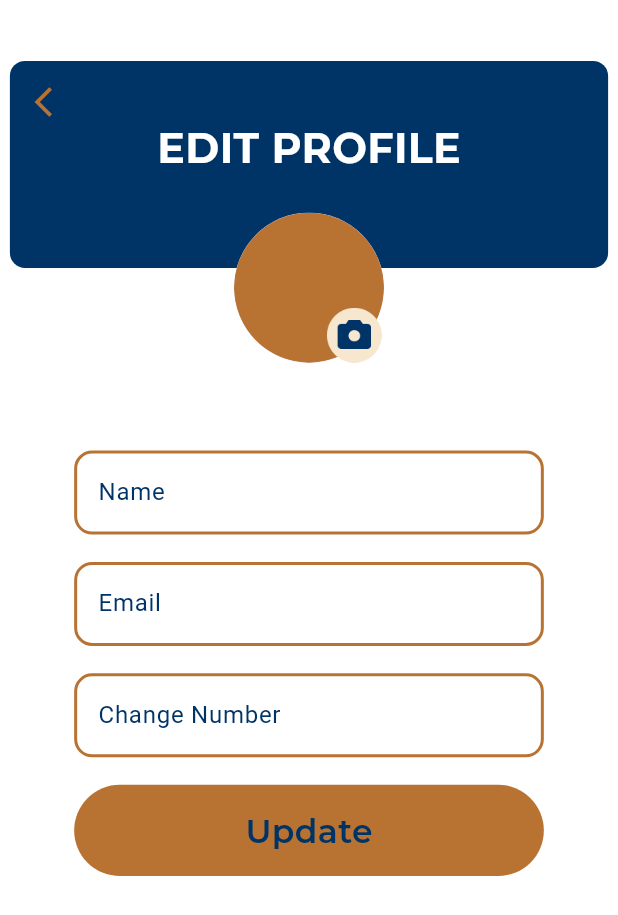
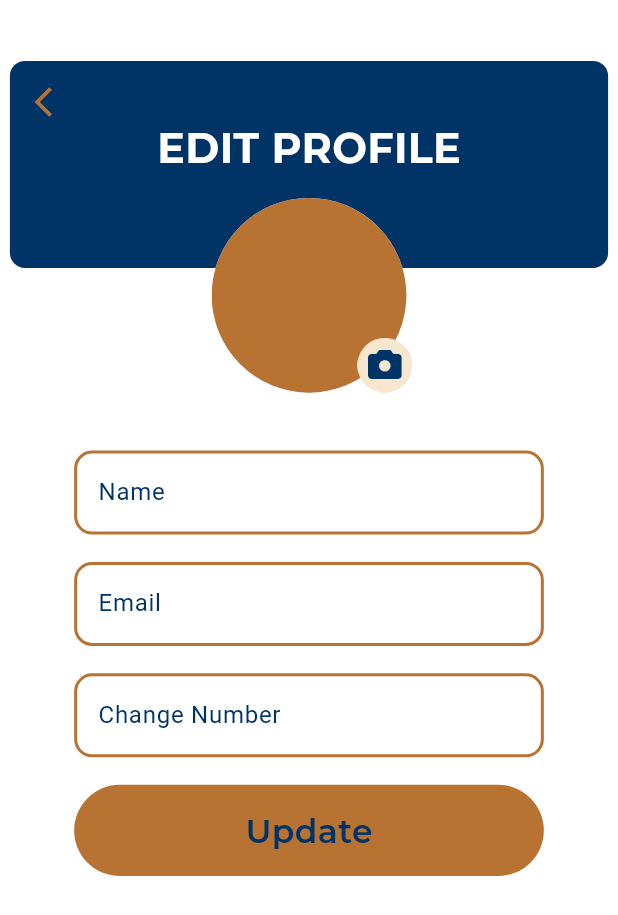
Before and after one commit to Hamzair/comfylux_app, a Flutter app: the AppNavBar screen opened directly, item 4 of the bottom bar chosen, after a tap on "Edit Profile", on a phone screen of 412 x 824 dp. Shown: the top 915 px of the screen. Run offline on Flutter 3.47's test engine with Material 3 defaults, Android fonts, the light colour scheme and no system bars; our stand-ins replace animated_notch_bottom_bar, flutter_image_compress, flutter_screenutil, get, google_fonts, image_picker and 1 more; missing offline and left inert: flutter_masonry_view.

Commit message:
Updated code.......

```diff
--- a/lib/Auth/login_view/login_view.dart
+++ b/lib/Auth/login_view/login_view.dart
@@ -84,6 +84,8 @@ class LoginView extends StatelessWidget {
                     return AppNavBar();
                   }));
                 },
+                child: Padding(
+                  padding:  EdgeInsets.symmetric(horizontal: 45.w),
                   child: Container(
                     width: 304.w,
                     height: 49.h,
@@ -97,6 +99,7 @@ class LoginView extends StatelessWidget {
                       fontWeight: FontWeight.w500,
                       fontsize: 18.sp,
                     )),
+                  ),
                 ),
               ),
               SizedBox(
--- a/lib/nav_bar/nav_bar.dart
+++ b/lib/nav_bar/nav_bar.dart
@@ -1,5 +1,7 @@
 import 'package:animated_notch_bottom_bar/animated_notch_bottom_bar/animated_notch_bottom_bar.dart';
 import 'package:comfylux/const/color.dart';
+import 'package:comfylux/views/catagories_screen/catagories_screen.dart';
+import 'package:comfylux/views/message_screen/message_screen.dart';
 import 'package:flutter/material.dart';
 import 'package:flutter_screenutil/flutter_screenutil.dart';
 import 'package:get/get.dart';
@@ -38,8 +40,8 @@ class _AppNavBarState extends State<AppNavBar> {
 
   List<Widget> bottomBarPages = [
     const HomeScreen(),
-    const HomeScreen(),
-    const HomeScreen(),
+    const CatagoriesScreen(),
+    const MessageScreen(),
     const ProfileScreen(),
   ];
 
--- /dev/null
+++ b/lib/views/catagories_screen/catagories_screen.dart
@@ -0,0 +1,26 @@
+import 'package:comfylux/const/color.dart';
+import 'package:comfylux/widgets/custom_text.dart';
+import 'package:flutter/material.dart';
+
+class CatagoriesScreen extends StatelessWidget {
+  const CatagoriesScreen({super.key});
+
+  @override
+  Widget build(BuildContext context) {
+    return Scaffold(
+      backgroundColor: whiteColor,
+      body: Column(
+        mainAxisAlignment: MainAxisAlignment.center,
+        crossAxisAlignment: CrossAxisAlignment.center,
+        children: [
+          Center(
+            child: MontserratCustomText(
+                text: 'This is Catagories Screen',
+                textColor: primaryColor,
+                fontWeight: FontWeight.w700,fontsize: 22,),
+          )
+        ],
+      ),
+    );
+  }
+}
--- a/lib/views/home_screen_view/home_detail_screen.dart
+++ b/lib/views/home_screen_view/home_detail_screen.dart
@@ -131,13 +131,13 @@ class _HomeDetailScreenState extends State<HomeDetailScreen> {
                       text: 'Nike Air Max',
                       textColor: primaryColor,
                       fontWeight: FontWeight.w700,
-                      fontsize: 26.sp,
+                      fontsize: 22.sp,
                     ),
                     MontserratCustomText(
                       text: 'Rs. 1850',
                       textColor: primaryColor,
                       fontWeight: FontWeight.w500,
-                      fontsize: 21.sp,
+                      fontsize: 19.sp,
                     ),
                   ],
                 ),
--- /dev/null
+++ b/lib/views/message_screen/message_screen.dart
@@ -0,0 +1,20 @@
+import 'package:comfylux/const/color.dart';
+import 'package:comfylux/widgets/custom_text.dart';
+import 'package:flutter/material.dart';
+
+class MessageScreen extends StatelessWidget {
+  const MessageScreen({super.key});
+
+  @override
+  Widget build(BuildContext context) {
+    return  Scaffold(
+      backgroundColor: whiteColor,
+      body: Column(
+        mainAxisAlignment: MainAxisAlignment.center,
+        children: [
+
+        Center(child: MontserratCustomText(text: 'This is Message Screen', textColor: primaryColor, fontWeight: FontWeight.w700,fontsize: 22,))
+      ],),
+    );
+  }
+}
--- a/lib/views/profile/edit_profile.dart
+++ b/lib/views/profile/edit_profile.dart
@@ -19,9 +19,15 @@ class _EditProfileState extends State<EditProfile> {
 
   @override
   Widget build(BuildContext context) {
-    return Scaffold(
+    return GestureDetector(
+      onTap: () {
+        FocusScope.of(context).unfocus();
+
+      },
+      child: Scaffold(
         backgroundColor: Colors.white,
-      body: Column(
+        body: SingleChildScrollView(
+          child: Column(
             children: [
               SizedBox(
                 height: 40.h,
@@ -63,52 +69,71 @@ class _EditProfileState extends State<EditProfile> {
                         ),
                       ],
                     ),
-                userController.imageFile != null
-                    ? Container(
-                        height: 106.78.h,
-                        width: 106.78.w,
+                    GetBuilder<UserController>(builder: (userController) {
+                      return userController.imageFile != null
+                          ? Positioned(
+                              top: 90.h,
+                              child: GestureDetector(
+                                onTap: () {
+                                  userController.pickImage();
+                                },
+                                child: Container(
+                                  height: 128.h,
+                                  width: 128.w,
                                   decoration: BoxDecoration(
                                       shape: BoxShape.circle,
-                            color: Colors.grey,
+                                      color: Colors.transparent,
                                       image: DecorationImage(
-                                image: FileImage(userController.imageFile!
+                                          image:
+                                              FileImage(userController.imageFile!
                                                   // height: 14.h,
                                                   // width: 26.w,
                                                   ),
                                           fit: BoxFit.cover)),
+                                ),
+                              ),
                             )
-                    :
-                          Positioned(
-                              top:80.h,
-                              child: CircleAvatar(
-                                radius: 70,
-backgroundColor: Colors.transparent,
-                                child: Stack(
-                                  clipBehavior:Clip.none ,
-                                  children: [
-                                    CircleAvatar(
-                                      backgroundImage: AssetImage(AppImages.profile),
-                                      radius: 50,
-                                    ),
-                                    Positioned(
-                                      right: 0,bottom: 0,
-
+                          : Positioned(
+                              top: 90.h,
                               child: GestureDetector(
                                 onTap: () {
                                   userController.pickImage();
                                 },
+                                child: Container(
+                                  height: 128.h,
+                                  width: 128.w,
+                                  decoration: BoxDecoration(
+                                    shape: BoxShape.circle,
+                                    color: Colors.transparent,
+                                  ),
+                                  child: Stack(
+                                    alignment: Alignment.center,
+                                    clipBehavior: Clip.none,
+                                    children: [
+                                      GestureDetector(
+                                        onTap: () {
+                                          userController.pickImage();
+                                        },
+                                        child: CircleAvatar(
+                                          backgroundImage:
+                                              AssetImage(AppImages.profile),
+                                          radius: 65,
+                                        ),
+                                      ),
+                                      Positioned(
+                                        right: 0,
+                                        bottom: 0,
                                         child: Image.asset(
                                           AppImages.cameraicon,
                                           height: 36.h,
                                           width: 36.w,
                                         ),
                                       ),
-                                    ),
-
                                     ],
                                   ),
-                              )),
-
+                                ),
+                              ));
+                    })
 
                     // Positioned(
                     //   left: 210.w,
@@ -185,6 +210,8 @@ backgroundColor: Colors.transparent,
               )
             ],
           ),
+        ),
+      ),
     );
   }
 }
--- a/lib/views/profile/profile_screen.dart
+++ b/lib/views/profile/profile_screen.dart
@@ -1,3 +1,4 @@
+import 'package:comfylux/Auth/login_view/login_view.dart';
 import 'package:comfylux/const/assets/image_assets.dart';
 import 'package:comfylux/const/color.dart';
 import 'package:comfylux/views/profile/edit_profile.dart';
@@ -27,22 +28,12 @@ class ProfileScreen extends StatelessWidget {
             ),
             child: Stack(
               clipBehavior: Clip.none,
+              alignment: Alignment.center,
               children: [
                 Column(
-                  crossAxisAlignment: CrossAxisAlignment.start,
+                  mainAxisAlignment: MainAxisAlignment.center,
+                  crossAxisAlignment: CrossAxisAlignment.center,
                   children: [
-                    Padding(
-                      padding: EdgeInsets.only(left: 15.w, top: 15.h),
-                      child: GestureDetector(
-                        onTap: () {
-                          Navigator.pop(context);
-                        },
-                        child: Icon(
-                          Icons.arrow_back_ios,
-                          color: goldcolor,
-                        ),
-                      ),
-                    ),
                     Center(
                       child: MontserratCustomText(
                         text: 'PROFILE',
@@ -54,11 +45,10 @@ class ProfileScreen extends StatelessWidget {
                   ],
                 ),
                 Positioned(
-                    left: 130.w,
                     top: 95.h,
                     child: CircleAvatar(
                       backgroundImage: AssetImage(AppImages.profile),
-                      radius: 50,
+                      radius: 65,
                     )),
               ],
             ),
@@ -129,7 +119,13 @@ class ProfileScreen extends StatelessWidget {
           SizedBox(
             height: 18.h,
           ),
-          Container(
+          GestureDetector(
+            // onTap: () {
+            //   Navigator.push(context, MaterialPageRoute(builder: (context) {
+            //     return LoginView();
+            //   }));
+            // },
+            child: Container(
               width: 162.w,
               height: 51.h,
               decoration: BoxDecoration(
@@ -139,15 +135,20 @@ class ProfileScreen extends StatelessWidget {
               child: Row(
                 mainAxisAlignment: MainAxisAlignment.center,
                 children: [
-              Image.asset(AppImages.logout,width: 28.w,height: 23.h,),
+                  Image.asset(
+                    AppImages.logout,
+                    width: 28.w,
+                    height: 23.h,
+                  ),
                   MontserratCustomText(
                     text: 'Logout',
                     textColor: whiteColor,
                     fontWeight: FontWeight.w700,
                     fontsize: 17.sp,
                   ),
-
-            ],),
+                ],
+              ),
+            ),
           )
         ],
       ),
```
Also changed, not shown: lib/views/home_screen_view/home_screen.dart (+25 -9 lines). Lines whose indentation alone changed are shown as unchanged.
